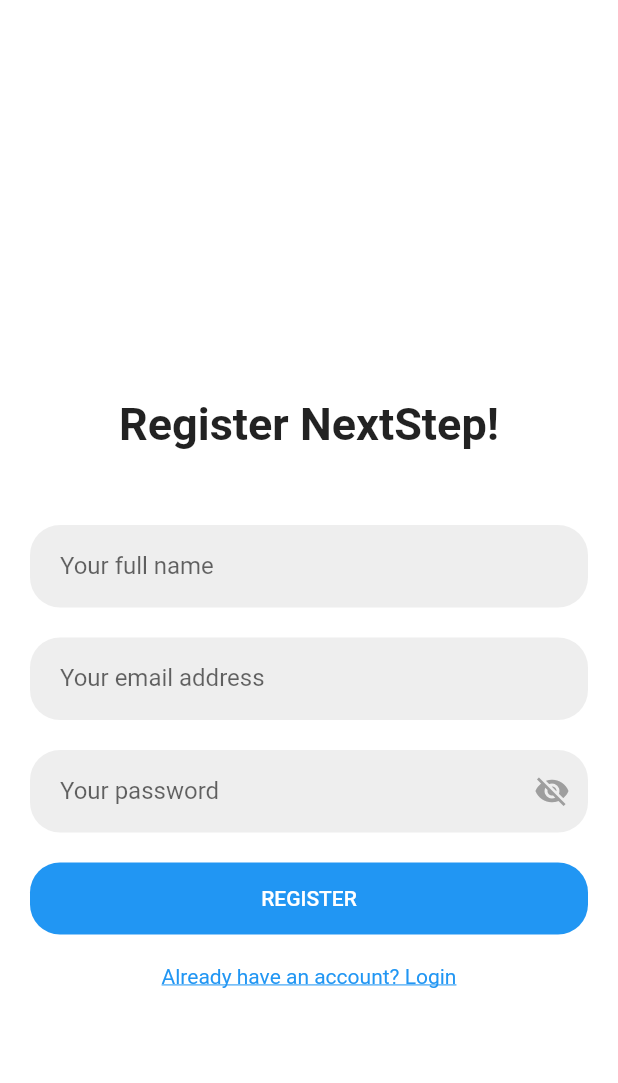
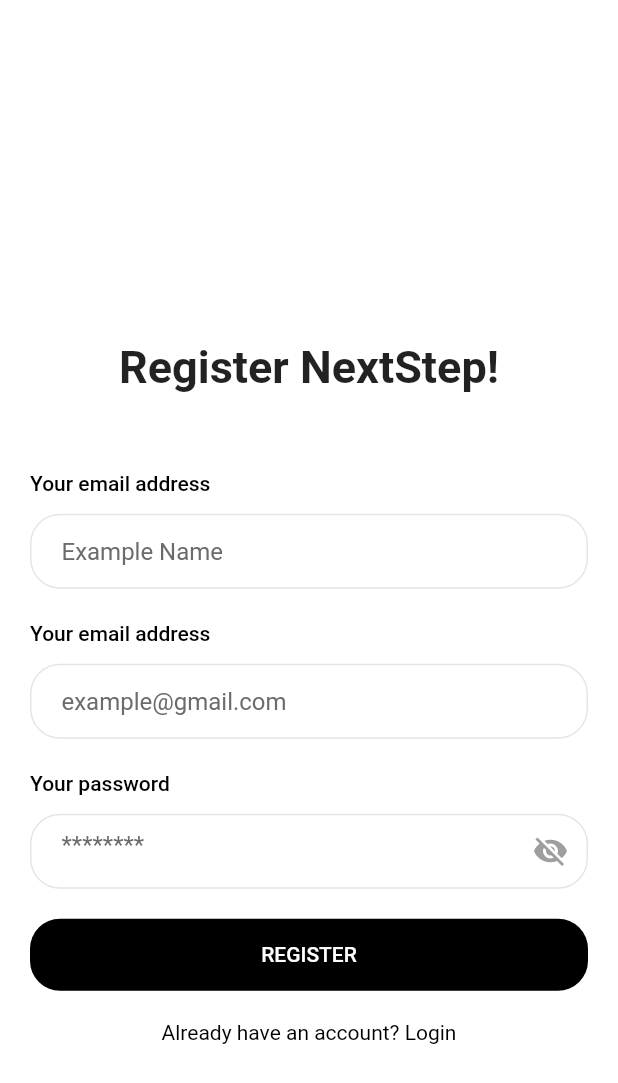
Before and after one commit to jekigates/next_step, a Flutter app: the screen it shows after launch, after a tap on "Don't have an account? Create one", on a phone screen of 412 x 824 dp. Shown: the top 1083 px of the screen. Run offline on Flutter 3.47's test engine with Material 2 defaults, Android fonts, the phone set to English and light mode, and no system bars; our stand-ins replace cloud_firestore, firebase_auth, firebase_core, flutter_local_notifications, fluttertoast, sensors; accounts and stored records are empty.

Commit message:
change colors to black

```diff
--- a/lib/login_page.dart
+++ b/lib/login_page.dart
@@ -92,15 +92,28 @@
                   ),
                   SizedBox(height: 50),
                   // Email input with label and rounded corners
+                  SizedBox(
+                    height: 20,
+                    child: Align(
+                      alignment: Alignment.centerLeft,
+                      child: Text(
+                        "Your email address",
+                        style: TextStyle(
+                          color: Colors.black,
+                          fontSize: 14,
+                          fontWeight: FontWeight.w500,
+                        ),
+                      ),
+                    ),
+                  ),
+                  SizedBox(height: 10),
                   Container(
                     decoration: BoxDecoration(
-                      borderRadius: BorderRadius.only(
-                        topLeft: Radius.circular(20),
-                        topRight: Radius.circular(20),
-                        bottomLeft: Radius.circular(20),
-                        bottomRight: Radius.circular(20),
+                      borderRadius: BorderRadius.circular(20),
+                      border: Border.all(
+                        color: Color(0xFFE5E5E5),
+                        width: 1,
                       ),
-                      color: Colors.grey[200],
                     ),
                     child: TextField(
                       controller: emailController,
@@ -110,16 +123,34 @@
                         contentPadding:
                             EdgeInsets.symmetric(horizontal: 20, vertical: 10),
                         hintText: 'example@gmail.com',
-                        labelText: 'Your email address',
+                        hintStyle: TextStyle(color: Color(0xFF6B6B6B)),
                       ),
                     ),
                   ),
                   SizedBox(height: 20),
                   // Password input with label and rounded corners
+                  SizedBox(
+                    height: 20,
+                    child: Align(
+                      alignment: Alignment.centerLeft,
+                      child: Text(
+                        "Your password",
+                        style: TextStyle(
+                          color: Colors.black,
+                          fontSize: 14,
+                          fontWeight: FontWeight.w500,
+                        ),
+                      ),
+                    ),
+                  ),
+                  SizedBox(height: 10),
                   Container(
                     decoration: BoxDecoration(
                       borderRadius: BorderRadius.circular(20),
-                      color: Colors.grey[200],
+                      border: Border.all(
+                        color: Color(0xFFE5E5E5),
+                        width: 1,
+                      ),
                     ),
                     child: TextField(
                       controller: passwordController,
@@ -129,7 +160,7 @@
                         contentPadding:
                             EdgeInsets.symmetric(horizontal: 20, vertical: 10),
                         hintText: '********',
-                        labelText: 'Your password',
+                        hintStyle: TextStyle(color: Color(0xFF6B6B6B)),
                         suffixIcon: GestureDetector(
                           onTap: () {
                             setState(() {
@@ -157,7 +188,7 @@
                         bottomLeft: Radius.circular(20),
                         bottomRight: Radius.circular(20),
                       ),
-                      color: Colors.blue,
+                      color: Colors.black,
                     ),
                     child: TextButton(
                       onPressed: () {
@@ -179,8 +210,7 @@
                     child: Text(
                       "Don't have an account? Create one",
                       style: TextStyle(
-                        color: Colors.blue,
-                        decoration: TextDecoration.underline,
+                        color: Colors.black,
                       ),
                     ),
                   ),
--- a/lib/pedometer_page.dart
+++ b/lib/pedometer_page.dart
@@ -196,9 +196,17 @@
                         _sendNotification();
                       },
                       child: Text('Test Notification'),
+                      style: ButtonStyle(
+                        backgroundColor:
+                            MaterialStateProperty.all<Color>(Colors.black),
+                      ),
                     ),
                     SizedBox(height: 16),
                     ElevatedButton(
+                      style: ButtonStyle(
+                        backgroundColor:
+                            MaterialStateProperty.all<Color>(Colors.black),
+                      ),
                       onPressed: () {
                         // Tampilkan dialog konfirmasi logout
                         showDialog(
--- a/lib/register_page.dart
+++ b/lib/register_page.dart
@@ -121,15 +121,28 @@
                   SizedBox(height: 50),
 
                   // Name input with label and rounded corners
+                  SizedBox(
+                    height: 20,
+                    child: Align(
+                      alignment: Alignment.centerLeft,
+                      child: Text(
+                        "Your email address",
+                        style: TextStyle(
+                          color: Colors.black,
+                          fontSize: 14,
+                          fontWeight: FontWeight.w500,
+                        ),
+                      ),
+                    ),
+                  ),
+                  SizedBox(height: 10),
                   Container(
                     decoration: BoxDecoration(
-                      borderRadius: BorderRadius.only(
-                        topLeft: Radius.circular(20),
-                        topRight: Radius.circular(20),
-                        bottomLeft: Radius.circular(20),
-                        bottomRight: Radius.circular(20),
+                      borderRadius: BorderRadius.circular(20),
+                      border: Border.all(
+                        color: Color(0xFFE5E5E5),
+                        width: 1,
                       ),
-                      color: Colors.grey[200],
                     ),
                     child: TextField(
                       controller: nameController,
@@ -139,21 +152,34 @@
                         contentPadding:
                             EdgeInsets.symmetric(horizontal: 20, vertical: 10),
                         hintText: 'Example Name',
-                        labelText: 'Your full name',
+                        hintStyle: TextStyle(color: Color(0xFF6B6B6B)),
                       ),
                     ),
                   ),
                   SizedBox(height: 20),
                   // Email input with label and rounded corners
+                  SizedBox(
+                    height: 20,
+                    child: Align(
+                      alignment: Alignment.centerLeft,
+                      child: Text(
+                        "Your email address",
+                        style: TextStyle(
+                          color: Colors.black,
+                          fontSize: 14,
+                          fontWeight: FontWeight.w500,
+                        ),
+                      ),
+                    ),
+                  ),
+                  SizedBox(height: 10),
                   Container(
                     decoration: BoxDecoration(
-                      borderRadius: BorderRadius.only(
-                        topLeft: Radius.circular(20),
-                        topRight: Radius.circular(20),
-                        bottomLeft: Radius.circular(20),
-                        bottomRight: Radius.circular(20),
+                      borderRadius: BorderRadius.circular(20),
+                      border: Border.all(
+                        color: Color(0xFFE5E5E5),
+                        width: 1,
                       ),
-                      color: Colors.grey[200],
                     ),
                     child: TextField(
                       controller: emailController,
@@ -163,16 +189,34 @@
                         contentPadding:
                             EdgeInsets.symmetric(horizontal: 20, vertical: 10),
                         hintText: 'example@gmail.com',
-                        labelText: 'Your email address',
+                        hintStyle: TextStyle(color: Color(0xFF6B6B6B)),
                       ),
                     ),
                   ),
                   SizedBox(height: 20),
                   // Password input with label and rounded corners
+                  SizedBox(
+                    height: 20,
+                    child: Align(
+                      alignment: Alignment.centerLeft,
+                      child: Text(
+                        "Your password",
+                        style: TextStyle(
+                          color: Colors.black,
+                          fontSize: 14,
+                          fontWeight: FontWeight.w500,
+                        ),
+                      ),
+                    ),
+                  ),
+                  SizedBox(height: 10),
                   Container(
                     decoration: BoxDecoration(
                       borderRadius: BorderRadius.circular(20),
-                      color: Colors.grey[200],
+                      border: Border.all(
+                        color: Color(0xFFE5E5E5),
+                        width: 1,
+                      ),
                     ),
                     child: TextField(
                       controller: passwordController,
@@ -182,7 +226,7 @@
                         contentPadding:
                             EdgeInsets.symmetric(horizontal: 20, vertical: 10),
                         hintText: '********',
-                        labelText: 'Your password',
+                        hintStyle: TextStyle(color: Color(0xFF6B6B6B)),
                         suffixIcon: GestureDetector(
                           onTap: () {
                             setState(() {
@@ -210,7 +254,7 @@
                         bottomLeft: Radius.circular(20),
                         bottomRight: Radius.circular(20),
                       ),
-                      color: Colors.blue,
+                      color: Colors.black,
                     ),
                     child: TextButton(
                       onPressed: () {
@@ -232,8 +276,7 @@
                     child: Text(
                       "Already have an account? Login",
                       style: TextStyle(
-                        color: Colors.blue,
-                        decoration: TextDecoration.underline,
+                        color: Colors.black,
                       ),
                     ),
                   ),
```
